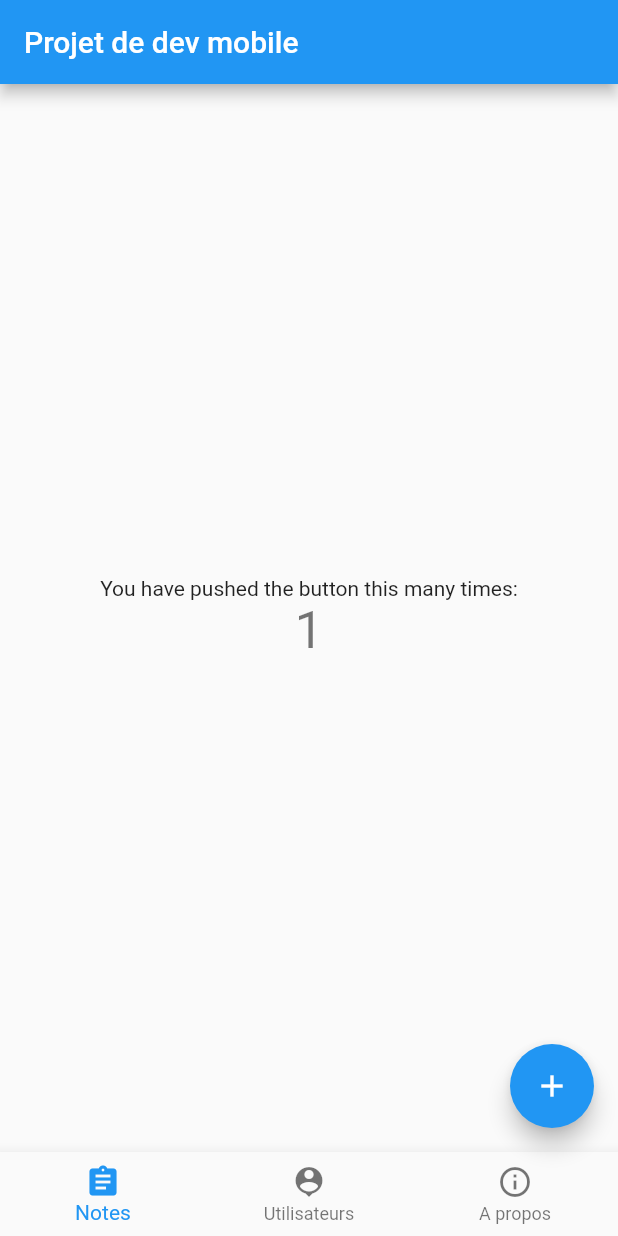
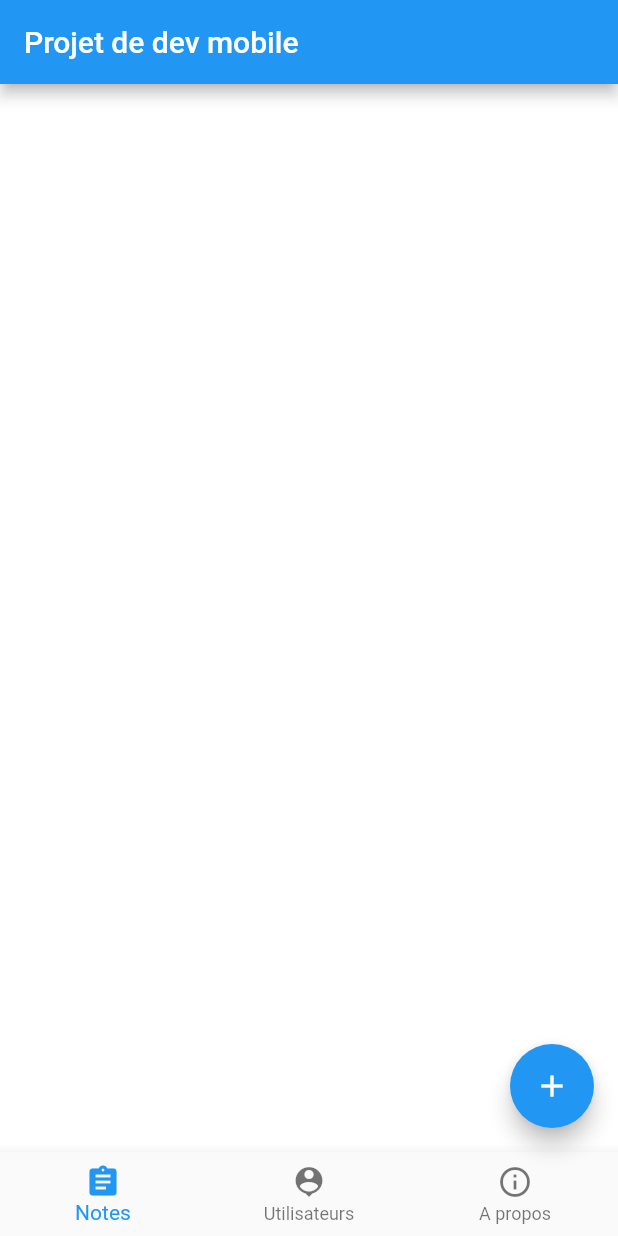
Before and after one commit to capmalo/projet-dev-mobile, a Flutter app: the screen it shows after launch, after a tap on the "add" icon, on a phone screen of 412 x 824 dp. Run offline on Flutter 3.47's test engine with Material 2 defaults, Android fonts, the phone set to English and light mode, and no system bars.

Commit message:
Ajout du placeholder pour test

```diff
--- a/lib/main.dart
+++ b/lib/main.dart
@@ -1,4 +1,5 @@
 import 'package:flutter/material.dart';
+import 'placeholder.dart';
 
 void main() => runApp(MyApp());
 
@@ -44,7 +45,12 @@ class MyHomePage extends StatefulWidget {
 }
 
 class _MyHomePageState extends State<MyHomePage> {
-  int _counter = 0;
+  int _currentIndex = 0;
+  final List<Widget> _children = [
+    PlaceholderWidget(Colors.white),
+    PlaceholderWidget(Colors.deepOrange),
+    PlaceholderWidget(Colors.green)
+  ];
 
   void _incrementCounter() {
     setState(() {
@@ -53,7 +59,7 @@ class _MyHomePageState extends State<MyHomePage> {
       // so that the display can reflect the updated values. If we changed
       // _counter without calling setState(), then the build method would not be
       // called again, and so nothing would appear to happen.
-      _counter++;
+      // _counter++;
     });
   }
 
@@ -72,7 +78,8 @@ class _MyHomePageState extends State<MyHomePage> {
         title: Text("Projet de dev mobile"),
       ),
       bottomNavigationBar: BottomNavigationBar(
-        currentIndex: 0, // this will be set when a new tab is tapped
+        onTap: onTabTapped, // new
+        currentIndex: _currentIndex, // new
         items: [
           BottomNavigationBarItem(
               icon: new Icon(Icons.assignment),
@@ -88,36 +95,7 @@ class _MyHomePageState extends State<MyHomePage> {
           )
         ],
       ),
-      body: Center(
-        // Center is a layout widget. It takes a single child and positions it
-        // in the middle of the parent.
-        child: Column(
-          // Column is also a layout widget. It takes a list of children and
-          // arranges them vertically. By default, it sizes itself to fit its
-          // children horizontally, and tries to be as tall as its parent.
-          //
-          // Invoke "debug painting" (press "p" in the console, choose the
-          // "Toggle Debug Paint" action from the Flutter Inspector in Android
-          // Studio, or the "Toggle Debug Paint" command in Visual Studio Code)
-          // to see the wireframe for each widget.
-          //
-          // Column has various properties to control how it sizes itself and
-          // how it positions its children. Here we use mainAxisAlignment to
-          // center the children vertically; the main axis here is the vertical
-          // axis because Columns are vertical (the cross axis would be
-          // horizontal).
-          mainAxisAlignment: MainAxisAlignment.center,
-          children: <Widget>[
-            Text(
-              'You have pushed the button this many times:',
-            ),
-            Text(
-              '$_counter',
-              style: Theme.of(context).textTheme.display1,
-            ),
-          ],
-        ),
-      ),
+      body: _children[_currentIndex],
       floatingActionButton: FloatingActionButton(
         onPressed: _incrementCounter,
         tooltip: 'Increment',
@@ -125,4 +103,10 @@ class _MyHomePageState extends State<MyHomePage> {
       ), // This trailing comma makes auto-formatting nicer for build methods.
     );
   }
+
+  void onTabTapped(int index) {
+    setState(() {
+      _currentIndex = index;
+    });
+  }
 }
--- /dev/null
+++ b/lib/placeholder.dart
@@ -0,0 +1,14 @@
+import 'package:flutter/material.dart';
+
+class PlaceholderWidget extends StatelessWidget {
+  final Color color;
+
+  PlaceholderWidget(this.color);
+
+  @override
+  Widget build(BuildContext context) {
+    return Container(
+      color: color,
+    );
+  }
+}
```
